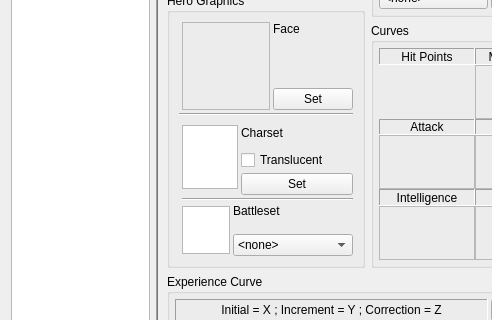
The window that src/tools/qdbpageactors.ui (EasyRPG/Editor) describes before a commit, drawn with Qt 5; both pictures show x 0 to 492 and y 184 to 504 of the 824 by 604 pixel window.
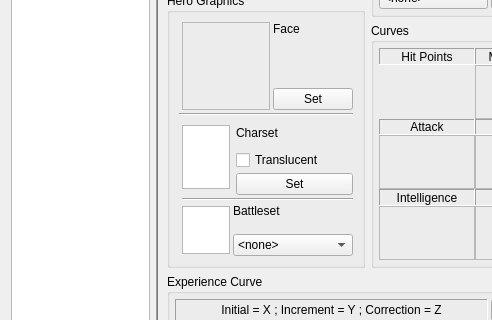
The same window after the commit.

The edit to the form file:
```diff
--- a/src/tools/qdbpageactors.ui
+++ b/src/tools/qdbpageactors.ui
@@ -1050,13 +1050,13 @@
           <widget class="QGraphicsView" name="graphicsCharset">
            <property name="minimumSize">
             <size>
-             <width>56</width>
+             <width>48</width>
              <height>64</height>
             </size>
            </property>
            <property name="maximumSize">
             <size>
-             <width>56</width>
+             <width>48</width>
              <height>64</height>
             </size>
            </property>
```
